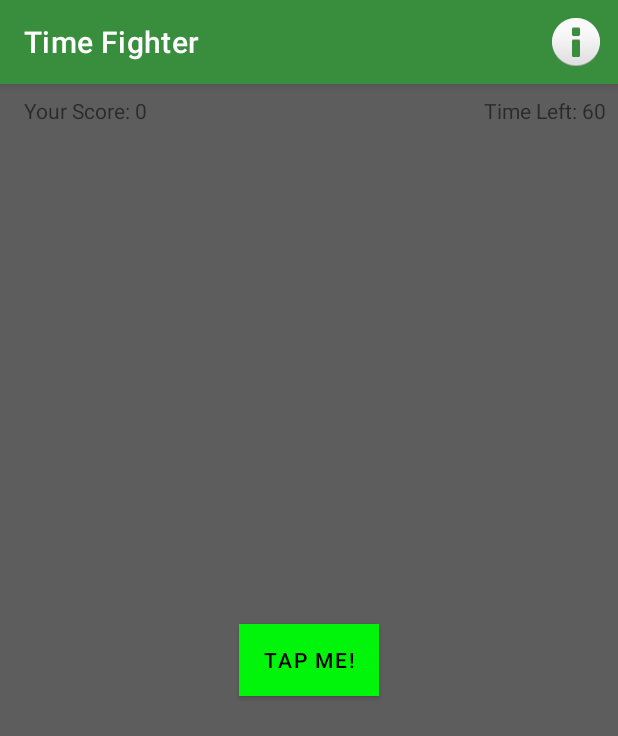
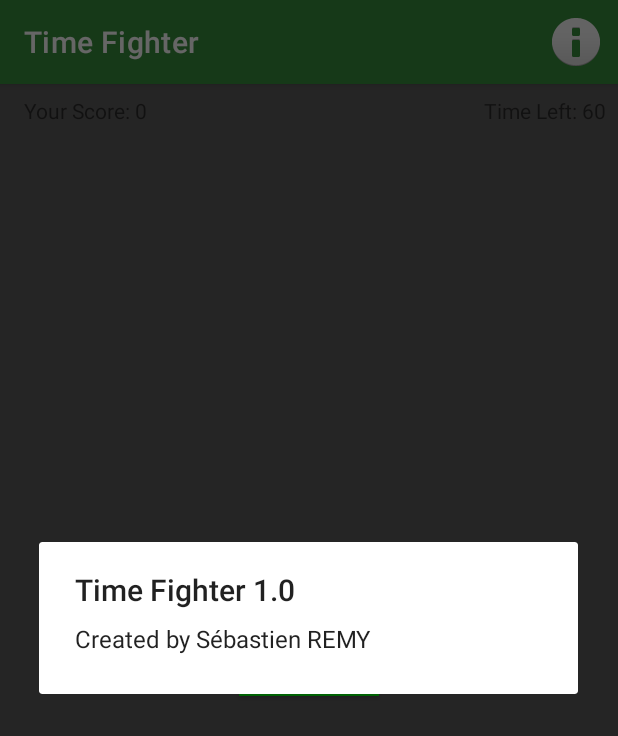
Before and after one commit to Sebastien-Remy/Android-RW-01-TimeFighter, an Android app: the screen it shows after launch (MainActivity), after a tap on "About", on a phone screen of 412 x 824 dp. Shown: the top 736 px of the screen. Run offline under Robolectric (Android 15) with nearby library versions, the phone set to English and light mode, and no system bars.

Commit message:
About dialog

```diff
--- a/app/src/main/java/fr/thegreencompany/timefighter/MainActivity.kt
+++ b/app/src/main/java/fr/thegreencompany/timefighter/MainActivity.kt
@@ -11,6 +11,7 @@ import android.view.animation.AnimationUtils
 import android.widget.Button
 import android.widget.TextView
 import android.widget.Toast
+import androidx.appcompat.app.AlertDialog
 
 class MainActivity : AppCompatActivity() {
 
@@ -73,7 +74,13 @@ class MainActivity : AppCompatActivity() {
     }
 
     private fun showInfo() {
+        val dialogTitle = getString(R.string.aboutTitle, BuildConfig.VERSION_NAME)
+        val dialogMessage = getString(R.string.aboutMessage)
 
+        val builder = AlertDialog.Builder(this)
+        builder.setTitle(dialogTitle)
+        builder.setMessage(dialogMessage)
+        builder.create().show()
     }
 
     override fun onSaveInstanceState(outState: Bundle) {
--- a/app/src/main/res/values/strings.xml
+++ b/app/src/main/res/values/strings.xml
@@ -5,4 +5,6 @@
     <string name="tapMe">Tap Me!</string>
     <string name="gameOverMessage">Game Over! Your score was %1d</string>
     <string name="about">About</string>
+    <string name="aboutTitle">Time Fighter %1$s</string>
+    <string name="aboutMessage">Created by Sébastien REMY</string>
 </resources>
```
